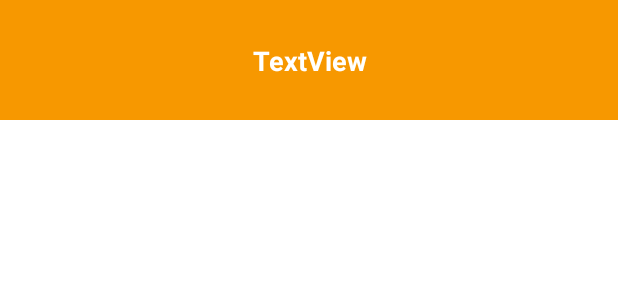
After one commit to ElAndycito/MyWalletAppAFDS, an Android app: the layout activity_new_account.xml on its own in the app's theme, with its tools: preview values and no code run, on a phone screen of 412 x 824 dp. The commit adds this screen. Shown: the top 300 px of the screen. Run offline under Robolectric (Android 15) with nearby library versions, the phone set to English and light mode, and no system bars.

Commit message:
Diseño de la nueva cuenta.

```diff
--- a/app/src/main/AndroidManifest.xml
+++ b/app/src/main/AndroidManifest.xml
@@ -13,6 +13,9 @@
         android:theme="@style/Theme.MyWalletAppAFDS"
         tools:targetApi="31">
         <activity
+            android:name=".NewAccountActivity"
+            android:exported="false" />
+        <activity
             android:name=".MainActivity"
             android:exported="true">
             <intent-filter>
--- /dev/null
+++ b/app/src/main/java/com/andresdiaz/mywalletappafds/NewAccountActivity.java
@@ -0,0 +1,14 @@
+package com.andresdiaz.mywalletappafds;
+
+import androidx.appcompat.app.AppCompatActivity;
+
+import android.os.Bundle;
+
+public class NewAccountActivity extends AppCompatActivity {
+
+    @Override
+    protected void onCreate(Bundle savedInstanceState) {
+        super.onCreate(savedInstanceState);
+        setContentView(R.layout.activity_new_account);
+    }
+}
--- /dev/null
+++ b/app/src/main/res/layout/activity_new_account.xml
@@ -0,0 +1,37 @@
+<?xml version="1.0" encoding="utf-8"?>
+<androidx.constraintlayout.widget.ConstraintLayout xmlns:android="http://schemas.android.com/apk/res/android"
+    xmlns:app="http://schemas.android.com/apk/res-auto"
+    xmlns:tools="http://schemas.android.com/tools"
+    android:layout_width="match_parent"
+    android:layout_height="match_parent"
+    android:background="@color/my_primary_color"
+    tools:context=".NewAccountActivity">
+
+    <LinearLayout
+        android:id="@+id/linearLayout"
+        android:layout_width="match_parent"
+        android:layout_height="match_parent"
+        android:layout_marginTop="80dp"
+        android:background="@color/white"
+        android:orientation="vertical"
+        app:layout_constraintBottom_toBottomOf="parent"
+        app:layout_constraintEnd_toEndOf="parent"
+        app:layout_constraintHorizontal_bias="0.0"
+        app:layout_constraintStart_toStartOf="parent"
+        app:layout_constraintTop_toTopOf="parent"
+        app:layout_constraintVertical_bias="0.0"></LinearLayout>
+
+    <TextView
+        android:id="@+id/textView"
+        android:layout_width="0dp"
+        android:layout_height="wrap_content"
+        android:gravity="center_horizontal"
+        android:text="TextView"
+        android:textColor="@color/white"
+        android:textSize="18sp"
+        android:textStyle="bold"
+        app:layout_constraintBottom_toTopOf="@+id/linearLayout"
+        app:layout_constraintEnd_toEndOf="parent"
+        app:layout_constraintStart_toStartOf="parent"
+        app:layout_constraintTop_toTopOf="parent" />
+</androidx.constraintlayout.widget.ConstraintLayout>
--- a/app/src/main/res/values/colors.xml
+++ b/app/src/main/res/values/colors.xml
@@ -2,4 +2,5 @@
 <resources>
     <color name="black">#FF000000</color>
     <color name="white">#FFFFFFFF</color>
+    <color name="my_primary_color">#F79800</color>
 </resources>
--- a/app/src/main/res/values/themes.xml
+++ b/app/src/main/res/values/themes.xml
@@ -2,7 +2,7 @@
     <!-- Base application theme. -->
     <style name="Base.Theme.MyWalletAppAFDS" parent="Theme.Material3.DayNight.NoActionBar">
         <!-- Customize your light theme here. -->
-        <!-- <item name="colorPrimary">@color/my_light_primary</item> -->
+        <item name="colorPrimary">@color/my_primary_color</item>
     </style>
 
     <style name="Theme.MyWalletAppAFDS" parent="Base.Theme.MyWalletAppAFDS" />
```
